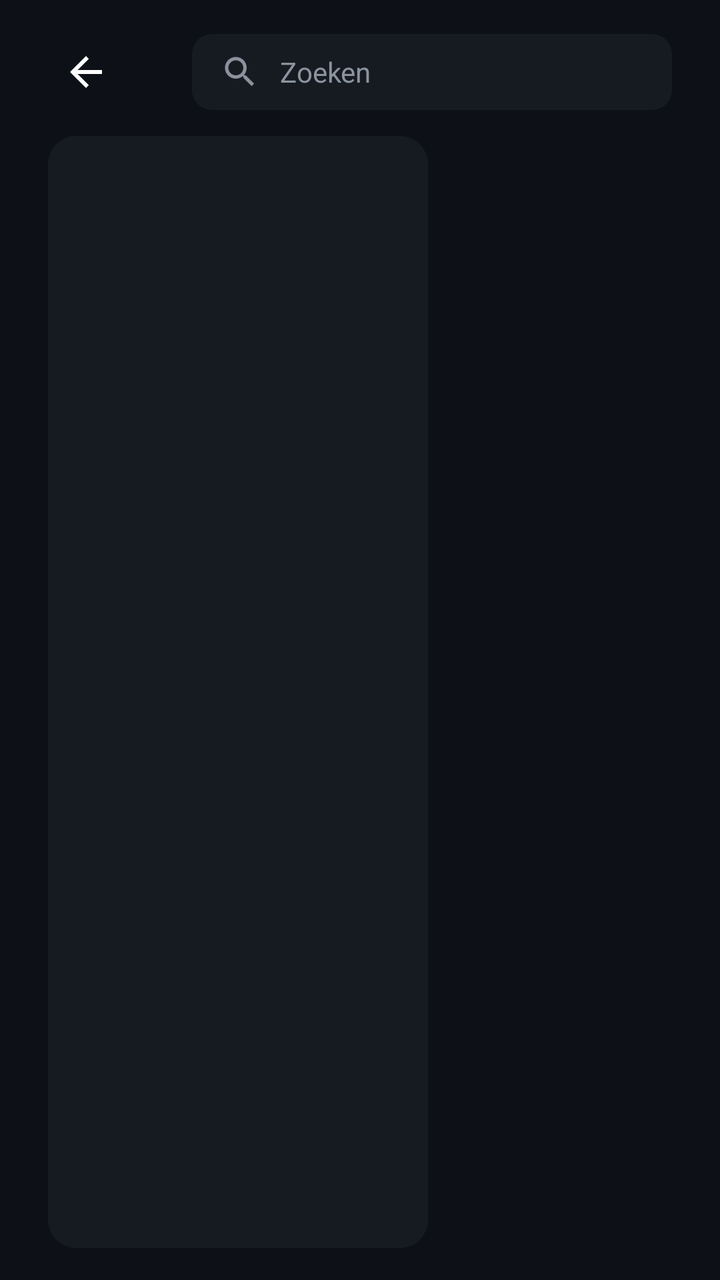
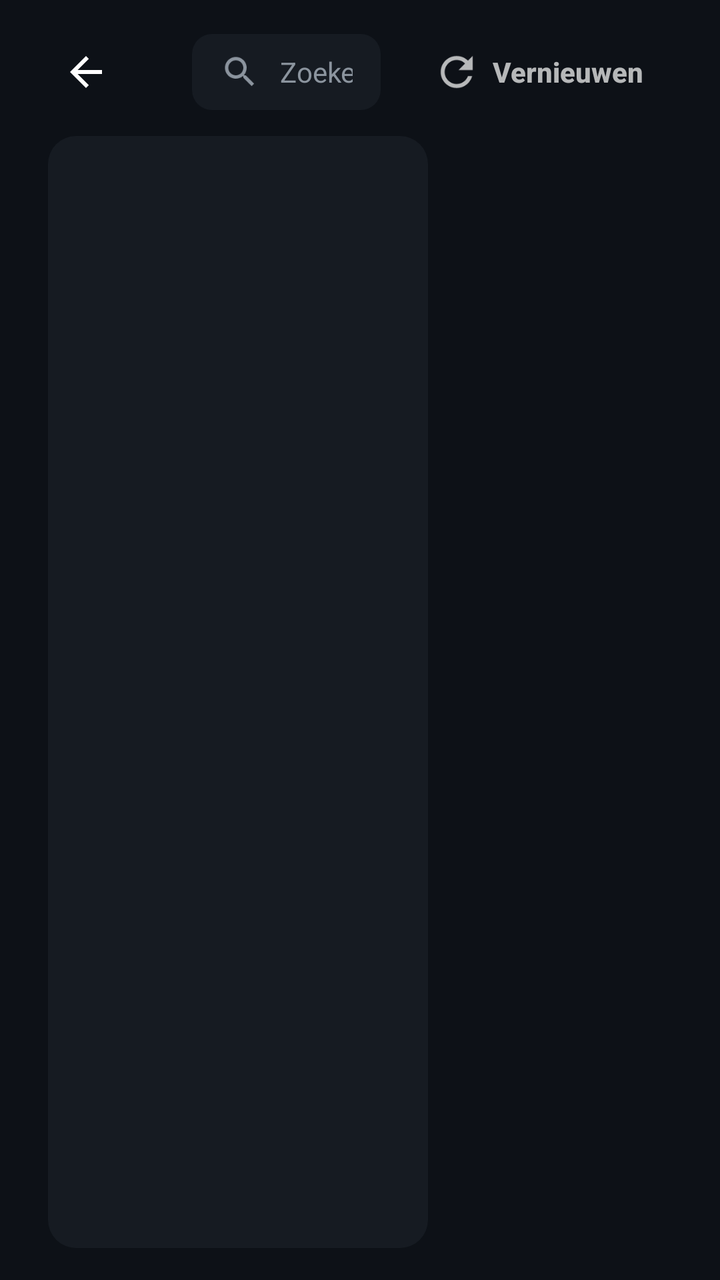

Screens rendered from an Android XML layout before and after an edit, with the pre-edit source and the edit as a unified diff.
<!-- AndroidManifest.xml: application theme AppTheme -->
<!-- res/layout/activity_media.xml -->
<?xml version="1.0" encoding="utf-8"?>
<LinearLayout xmlns:android="http://schemas.android.com/apk/res/android"
    android:layout_width="match_parent"
    android:layout_height="match_parent"
    android:background="@color/bg"
    android:orientation="vertical"
    android:paddingStart="24dp"
    android:paddingTop="16dp"
    android:paddingEnd="24dp"
    android:paddingBottom="16dp">

    <LinearLayout
        android:layout_width="match_parent"
        android:layout_height="40dp"
        android:gravity="center_vertical"
        android:orientation="horizontal">
        <ImageButton
            android:id="@+id/backBtn"
            android:layout_width="38dp"
            android:layout_height="38dp"
            android:layout_marginEnd="14dp"
            android:background="@drawable/nav_bg"
            android:contentDescription="Terug"
            android:padding="7dp"
            android:scaleType="fitCenter"
            android:src="@drawable/ic_arrow_back"
            android:tint="@color/nav_text" />


        <TextView
            android:id="@+id/title"
            android:layout_width="wrap_content"
            android:layout_height="wrap_content"
            android:textColor="@color/text"
            android:textSize="22sp"
            android:textStyle="bold" />

        <EditText
            android:id="@+id/search"
            android:layout_width="0dp"
            android:layout_height="38dp"
            android:layout_marginStart="20dp"
            android:layout_weight="1"
            android:background="@drawable/field_bg"
            android:hint="Zoeken"
            android:drawableStart="@drawable/ic_search"
            android:drawablePadding="10dp"
            android:drawableTint="@color/muted"
            android:imeOptions="actionSearch|flagNoExtractUi"
            android:inputType="text"
            android:maxLines="1"
            android:paddingStart="14dp"
            android:paddingEnd="14dp"
            android:textColor="@color/text"
            android:textColorHint="@color/muted"
            android:textSize="14sp" />
    </LinearLayout>

    <LinearLayout
        android:layout_width="match_parent"
        android:layout_height="0dp"
        android:layout_marginTop="12dp"
        android:layout_weight="1"
        android:orientation="horizontal">

        <androidx.recyclerview.widget.RecyclerView
            android:id="@+id/cats"
            android:layout_width="190dp"
            android:layout_height="match_parent"
            android:background="@drawable/panel_bg"
            android:clipToPadding="false"
            android:padding="4dp" />

        <FrameLayout
            android:layout_width="0dp"
            android:layout_height="match_parent"
            android:layout_marginStart="14dp"
            android:layout_weight="1">

            <androidx.recyclerview.widget.RecyclerView
                android:id="@+id/grid"
                android:layout_width="match_parent"
                android:layout_height="match_parent"
                android:clipToPadding="false"
                android:paddingBottom="8dp" />

            <LinearLayout
                android:id="@+id/loadingBox"
                android:layout_width="match_parent"
                android:layout_height="match_parent"
                android:gravity="center"
                android:orientation="vertical">

                <ProgressBar
                    android:id="@+id/loading"
                    android:layout_width="40dp"
                    android:layout_height="40dp"
                    android:indeterminate="true" />

                <TextView
                    android:id="@+id/message"
                    android:layout_width="wrap_content"
                    android:layout_height="wrap_content"
                    android:layout_marginTop="12dp"
                    android:gravity="center"
                    android:padding="16dp"
                    android:textColor="@color/muted"
                    android:textSize="15sp" />
            </LinearLayout>
        </FrameLayout>
    </LinearLayout>
</LinearLayout>
<!-- resources referenced by this layout -->
<resources>
  <color name="bg">#0D1117</color>
  <color name="muted">#8B949E</color>
  <color name="text">#F0F3F6</color>
  <!-- drawable field_bg (drawable) -->
  <?xml version="1.0" encoding="utf-8"?>
  <selector xmlns:android="http://schemas.android.com/apk/res/android">
      <item android:state_focused="true">
          <shape>
              <solid android:color="@color/panel2" />
              <stroke android:width="2dp" android:color="@color/accent" />
              <corners android:radius="10dp" />
          </shape>
      </item>
      <item>
          <shape><solid android:color="@color/panel" /><corners android:radius="10dp" /></shape>
      </item>
  </selector>
  <!-- drawable ic_arrow_back (drawable) -->
  <?xml version="1.0" encoding="utf-8"?>
  <vector xmlns:android="http://schemas.android.com/apk/res/android"
      android:width="20dp"
      android:height="20dp"
      android:viewportWidth="24"
      android:viewportHeight="24">
      <path android:fillColor="#FFFFFFFF" android:pathData="M20,11H7.83l5.59,-5.59L12,4l-8,8 8,8 1.41,-1.41L7.83,13H20v-2z" />
  </vector>
  <!-- drawable nav_bg (drawable) -->
  <?xml version="1.0" encoding="utf-8"?>
  <selector xmlns:android="http://schemas.android.com/apk/res/android">
      <item android:state_focused="true">
          <shape><solid android:color="#FFFFFFFF" /><corners android:radius="18dp" /></shape>
      </item>
      <item android:state_activated="true">
          <shape><solid android:color="#33FFFFFF" /><corners android:radius="18dp" /></shape>
      </item>
      <item>
          <shape><solid android:color="#00000000" /><corners android:radius="18dp" /></shape>
      </item>
  </selector>
  <!-- drawable panel_bg (drawable) -->
  <?xml version="1.0" encoding="utf-8"?>
  <shape xmlns:android="http://schemas.android.com/apk/res/android">
      <solid android:color="@color/panel" />
      <corners android:radius="14dp" />
  </shape>
  <style name="AppTheme" parent="android:Theme.Material.NoActionBar.Fullscreen">
          <item name="android:windowBackground">@color/bg</item>
          <item name="android:colorAccent">@color/accent</item>
          <item name="android:colorPrimary">@color/bg</item>
          <item name="android:textColor">@color/text</item>
      </style>
  <color name="panel2">#1F2630</color>
  <color name="accent">#2F81F7</color>
  <color name="panel">#161B22</color>
  <!-- unchanged entries left out for length: 1 -->
</resources>

<!-- the commit's change to res/layout/activity_media.xml (unified diff, before → after) -->
@@ -54,6 +54,16 @@
             android:textColor="@color/text"
             android:textColorHint="@color/muted"
             android:textSize="14sp" />
+
+        <Button
+            android:id="@+id/refreshBtn"
+            style="@style/NavTab"
+            android:layout_marginStart="12dp"
+            android:layout_marginEnd="0dp"
+            android:drawableStart="@drawable/ic_refresh"
+            android:drawablePadding="6dp"
+            android:drawableTint="@color/nav_text"
+            android:text="Vernieuwen" />
     </LinearLayout>
 
     <LinearLayout
@@ -71,10 +81,26 @@
             android:clipToPadding="false"
             android:padding="4dp" />
 
-        <FrameLayout
+        <LinearLayout
             android:layout_width="0dp"
             android:layout_height="match_parent"
             android:layout_marginStart="14dp"
+            android:layout_weight="1"
+            android:orientation="vertical">
+
+        <TextView
+            android:id="@+id/gridHint"
+            android:layout_width="match_parent"
+            android:layout_height="wrap_content"
+            android:paddingBottom="8dp"
+            android:text="OK ingedrukt houden (of lang tikken) op een titel: verwijderen uit Verder kijken. Je plek blijft bewaard."
+            android:textColor="@color/muted"
+            android:textSize="13sp"
+            android:visibility="gone" />
+
+        <FrameLayout
+            android:layout_width="match_parent"
+            android:layout_height="0dp"
             android:layout_weight="1">
 
             <androidx.recyclerview.widget.RecyclerView
@@ -108,5 +134,6 @@
                     android:textSize="15sp" />
             </LinearLayout>
         </FrameLayout>
+        </LinearLayout>
     </LinearLayout>
 </LinearLayout>
<!-- resource entries referenced after the edit -->
@@ -26,6 +26,16 @@
       android:viewportHeight="24">
       <path android:fillColor="#FFFFFFFF" android:pathData="M20,11H7.83l5.59,-5.59L12,4l-8,8 8,8 1.41,-1.41L7.83,13H20v-2z" />
   </vector>
+  <!-- drawable ic_refresh (drawable) -->
+  <vector xmlns:android="http://schemas.android.com/apk/res/android"
+      android:width="24dp"
+      android:height="24dp"
+      android:viewportWidth="24"
+      android:viewportHeight="24">
+      <path
+          android:fillColor="#FFFFFFFF"
+          android:pathData="M17.65,6.35C16.2,4.9 14.21,4 12,4c-4.42,0 -7.99,3.58 -7.99,8s3.57,8 7.99,8c3.73,0 6.84,-2.55 7.73,-6h-2.08c-0.82,2.33 -3.04,4 -5.65,4 -3.31,0 -6,-2.69 -6,-6s2.69,-6 6,-6c1.66,0 3.14,0.69 4.22,1.78L13,11h7V4l-2.35,2.35z" />
+  </vector>
   <!-- drawable nav_bg (drawable) -->
   <?xml version="1.0" encoding="utf-8"?>
   <selector xmlns:android="http://schemas.android.com/apk/res/android">
@@ -45,6 +55,21 @@
       <solid android:color="@color/panel" />
       <corners android:radius="14dp" />
   </shape>
+  <style name="NavTab">
+          <item name="android:layout_width">wrap_content</item>
+          <item name="android:layout_height">34dp</item>
+          <item name="android:layout_marginEnd">4dp</item>
+          <item name="android:minWidth">0dp</item>
+          <item name="android:minHeight">0dp</item>
+          <item name="android:paddingStart">14dp</item>
+          <item name="android:paddingEnd">14dp</item>
+          <item name="android:background">@drawable/nav_bg</item>
+          <item name="android:textAllCaps">false</item>
+          <item name="android:textColor">@color/nav_text</item>
+          <item name="android:textSize">14sp</item>
+          <item name="android:textStyle">bold</item>
+          <item name="android:stateListAnimator">@null</item>
+      </style>
   <style name="AppTheme" parent="android:Theme.Material.NoActionBar.Fullscreen">
           <item name="android:windowBackground">@color/bg</item>
           <item name="android:colorAccent">@color/accent</item>
